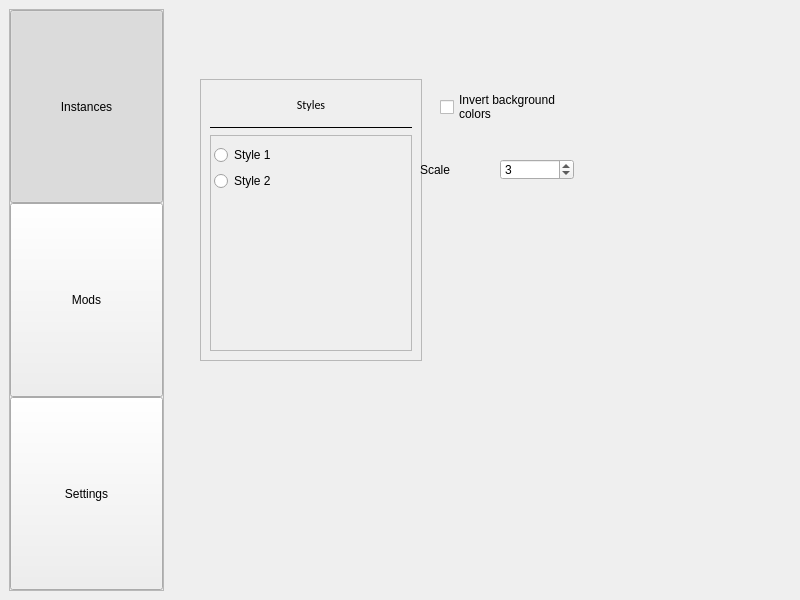
Old version of the form interface/interface.ui in the repository shueppin/PackedMC.
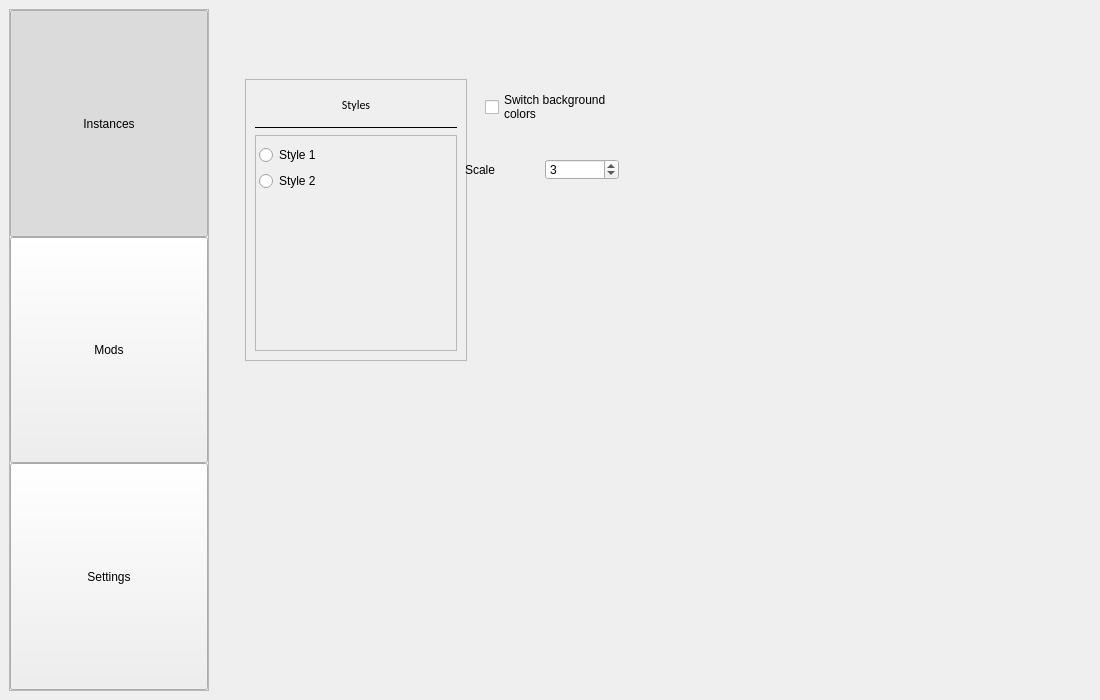
New version of the form. The open tabs and pages were chosen to show the change.

What changed in the file:
```diff
--- a/interface/interface.ui
+++ b/interface/interface.ui
@@ -6,8 +6,8 @@
    <rect>
     <x>0</x>
     <y>0</y>
-    <width>800</width>
-    <height>600</height>
+    <width>1100</width>
+    <height>700</height>
    </rect>
   </property>
   <property name="windowTitle">
@@ -31,7 +31,7 @@
       </property>
       <property name="maximumSize">
        <size>
-        <width>300</width>
+        <width>200</width>
         <height>16777215</height>
        </size>
       </property>
@@ -347,7 +347,7 @@
          <enum>Qt::NoFocus</enum>
         </property>
         <property name="text">
-         <string>Invert background 
+         <string>Switch background 
 colors</string>
         </property>
        </widget>
@@ -363,6 +363,18 @@
         <property name="focusPolicy">
          <enum>Qt::NoFocus</enum>
         </property>
+        <property name="inputMethodHints">
+         <set>Qt::ImhDigitsOnly</set>
+        </property>
+        <property name="readOnly">
+         <bool>false</bool>
+        </property>
+        <property name="buttonSymbols">
+         <enum>QAbstractSpinBox::UpDownArrows</enum>
+        </property>
+        <property name="keyboardTracking">
+         <bool>true</bool>
+        </property>
         <property name="minimum">
          <number>1</number>
         </property>
```
Left out of the diff: 5 changed lines with no effect on the pictures.
